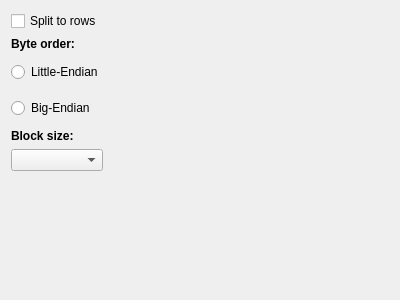
This is controls/setup/parts/setuptabimage.ui in riuson/lcd-image-converter as Qt 5 draws it before an edit. The edited form follows.
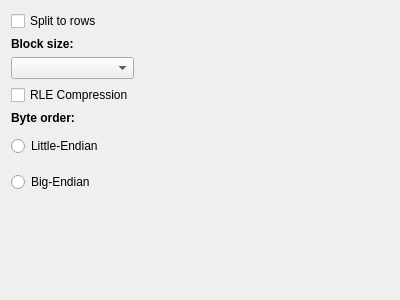
This is the edited form.

Commit message: Compression flag added to UI

What changed in the file:
```diff
--- a/controls/setup/parts/setuptabimage.ui
+++ b/controls/setup/parts/setuptabimage.ui
@@ -25,6 +25,36 @@
          </property>
         </widget>
        </item>
+       <item>
+        <widget class="QLabel" name="label_6">
+         <property name="font">
+          <font>
+           <weight>75</weight>
+           <bold>true</bold>
+          </font>
+         </property>
+         <property name="text">
+          <string>Block size:</string>
+         </property>
+        </widget>
+       </item>
+       <item>
+        <widget class="QComboBox" name="comboBoxBlockSize">
+         <property name="sizePolicy">
+          <sizepolicy hsizetype="Preferred" vsizetype="Fixed">
+           <horstretch>0</horstretch>
+           <verstretch>0</verstretch>
+          </sizepolicy>
+         </property>
+        </widget>
+       </item>
+       <item>
+        <widget class="QCheckBox" name="checkBoxCompressionRle">
+         <property name="text">
+          <string>RLE Compression</string>
+         </property>
+        </widget>
+       </item>
        <item>
         <widget class="QLabel" name="label_3">
          <property name="font">
@@ -76,29 +106,6 @@
          </property>
         </widget>
        </item>
-       <item>
-        <widget class="QLabel" name="label_6">
-         <property name="font">
-          <font>
-           <weight>75</weight>
-           <bold>true</bold>
-          </font>
-         </property>
-         <property name="text">
-          <string>Block size:</string>
-         </property>
-        </widget>
-       </item>
-       <item>
-        <widget class="QComboBox" name="comboBoxBlockSize">
-         <property name="sizePolicy">
-          <sizepolicy hsizetype="Preferred" vsizetype="Fixed">
-           <horstretch>0</horstretch>
-           <verstretch>0</verstretch>
-          </sizepolicy>
-         </property>
-        </widget>
-       </item>
       </layout>
      </item>
      <item>
```
The commit also changes 2 other files.
